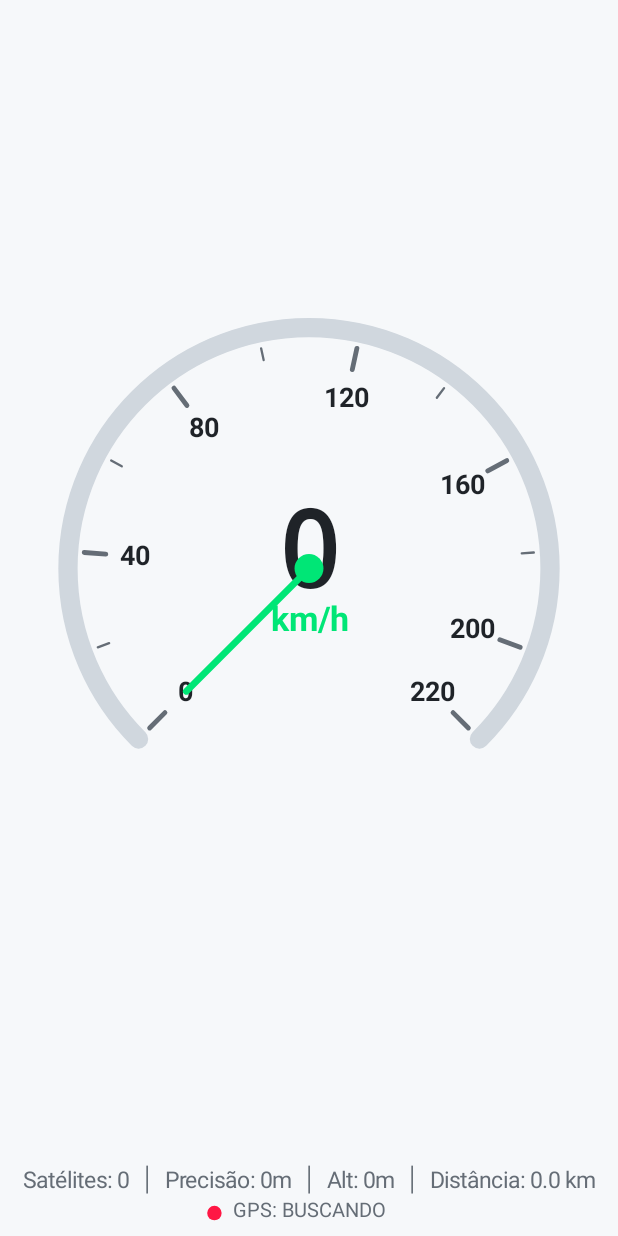
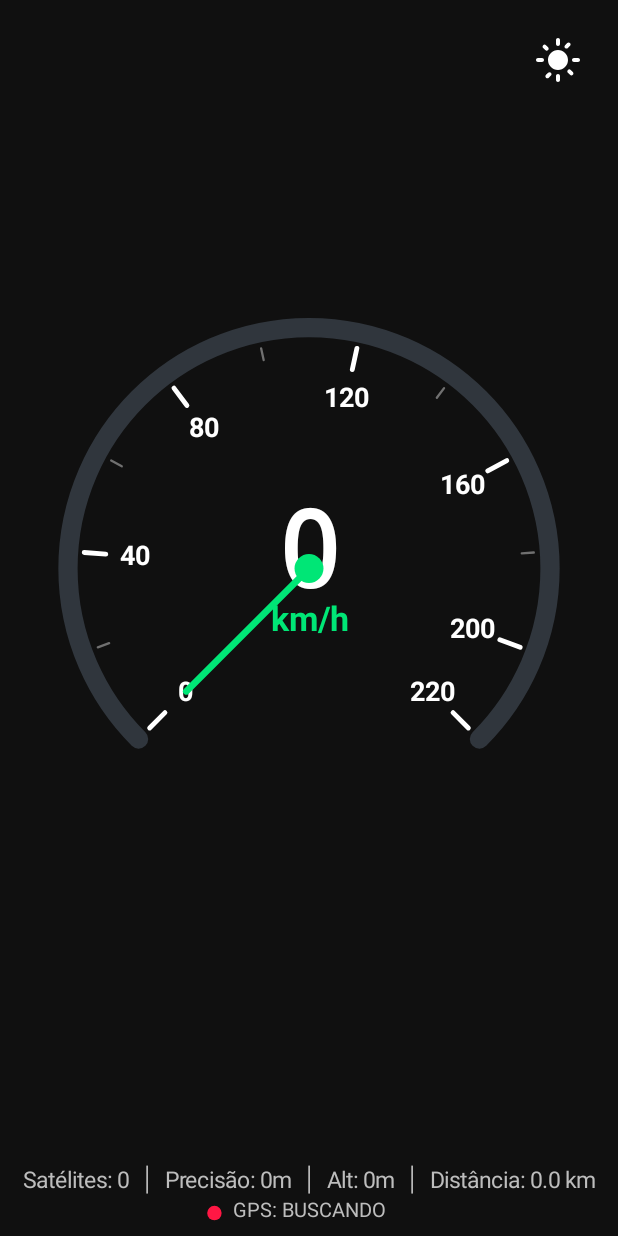
Before and after one commit to emiljanikowskiemil-star/velocimetro_android_Auto, an Android app: the screen it shows after launch (GpsSpeedometerActivity), after a tap on "VELOCÍMETRO GPS", on a phone screen of 412 x 824 dp. Run offline under Robolectric (Android 15) with nearby library versions, the phone set to English and light mode, and no system bars; our stand-ins replace Timber.

Commit message:
Addicionado temas claro e escuro, 12-08-2026 as 09:18

```diff
--- a/app/build.gradle
+++ b/app/build.gradle
@@ -49,6 +49,7 @@ dependencies {
     implementation 'com.google.android.material:material:1.11.0'
     implementation 'androidx.constraintlayout:constraintlayout:2.1.4'
     implementation 'androidx.preference:preference-ktx:1.2.1'
+    implementation 'androidx.datastore:datastore-preferences:1.0.0'
     implementation 'androidx.lifecycle:lifecycle-runtime-ktx:2.7.0'
     implementation 'androidx.lifecycle:lifecycle-viewmodel-ktx:2.7.0'
     implementation 'org.jetbrains.kotlinx:kotlinx-coroutines-android:1.7.3'
--- a/app/src/main/java/com/aatorque/speedometer/App.kt
+++ b/app/src/main/java/com/aatorque/speedometer/App.kt
@@ -4,6 +4,7 @@ import android.app.Application
 import android.app.NotificationChannel
 import android.app.NotificationManager
 import android.os.Build
+import com.aatorque.speedometer.theme.ThemeRepository
 import timber.log.Timber
 
 class App : Application() {
@@ -15,6 +16,7 @@ class App : Application() {
             Timber.plant(Timber.DebugTree())
         }
 
+        ThemeRepository.init(this)
         createNotificationChannels()
     }
 
--- a/app/src/main/java/com/aatorque/speedometer/androidauto/AutoSpeedometerActivity.kt
+++ b/app/src/main/java/com/aatorque/speedometer/androidauto/AutoSpeedometerActivity.kt
@@ -5,6 +5,10 @@ import android.os.Bundle
 import com.aatorque.speedometer.R
 import com.aatorque.speedometer.databinding.ActivityAutoSpeedometerBinding
 import com.aatorque.speedometer.gps.SpeedRepository
+import com.aatorque.speedometer.theme.DarkSpeedometerColors
+import com.aatorque.speedometer.theme.LightSpeedometerColors
+import com.aatorque.speedometer.theme.SpeedometerTheme
+import com.aatorque.speedometer.theme.ThemeRepository
 import com.google.android.apps.auto.sdk.CarActivity
 import kotlinx.coroutines.CoroutineScope
 import kotlinx.coroutines.Dispatchers
@@ -25,6 +29,12 @@ class AutoSpeedometerActivity : CarActivity() {
         setContentView(R.layout.activity_auto_speedometer)
         binding = ActivityAutoSpeedometerBinding.bind(findViewById(R.id.containerAutoSpeedometer))
 
+        ThemeRepository.init(applicationContext)
+
+        binding.btnThemeToggle.setOnClickListener {
+            ThemeRepository.toggleTheme(applicationContext)
+        }
+
         // Set Android Auto Status Bar Title
         try {
             carUiController.statusBarController.setTitle(getString(R.string.auto_app_name))
@@ -35,12 +45,30 @@ class AutoSpeedometerActivity : CarActivity() {
         setIgnoreConfigChanges(0xFFFF)
 
         observeSpeedState()
+        observeThemeState()
     }
 
     private fun observeSpeedState() {
         activityScope.launch {
             SpeedRepository.speedState.collectLatest { state ->
                 binding.autoSpeedometerView.updateState(state)
+            }
+        }
+    }
+
+    private fun observeThemeState() {
+        activityScope.launch {
+            ThemeRepository.themeState.collectLatest { theme ->
+                val colors = if (theme == SpeedometerTheme.DARK) DarkSpeedometerColors else LightSpeedometerColors
+                binding.containerAutoSpeedometer.setBackgroundColor(colors.background)
+                binding.autoSpeedometerView.setTheme(theme)
+
+                if (theme == SpeedometerTheme.DARK) {
+                    binding.btnThemeToggle.setImageResource(R.drawable.ic_light_mode)
+                } else {
+                    binding.btnThemeToggle.setImageResource(R.drawable.ic_dark_mode)
+                }
+                binding.btnThemeToggle.setColorFilter(colors.themeButtonIconColor)
             }
         }
     }
--- a/app/src/main/java/com/aatorque/speedometer/speedometer/GpsSpeedometerActivity.kt
+++ b/app/src/main/java/com/aatorque/speedometer/speedometer/GpsSpeedometerActivity.kt
@@ -4,8 +4,13 @@ import android.os.Bundle
 import android.view.WindowManager
 import androidx.appcompat.app.AppCompatActivity
 import androidx.lifecycle.lifecycleScope
+import com.aatorque.speedometer.R
 import com.aatorque.speedometer.databinding.ActivityGpsSpeedometerBinding
 import com.aatorque.speedometer.gps.SpeedRepository
+import com.aatorque.speedometer.theme.DarkSpeedometerColors
+import com.aatorque.speedometer.theme.LightSpeedometerColors
+import com.aatorque.speedometer.theme.SpeedometerTheme
+import com.aatorque.speedometer.theme.ThemeRepository
 import kotlinx.coroutines.flow.collectLatest
 import kotlinx.coroutines.launch
 import timber.log.Timber
@@ -21,7 +26,14 @@ class GpsSpeedometerActivity : AppCompatActivity() {
 
         Timber.tag("SpeedometerGPS").i("GpsSpeedometerActivity iniciada no smartphone")
 
+        ThemeRepository.init(applicationContext)
+
+        binding.btnThemeToggle.setOnClickListener {
+            ThemeRepository.toggleTheme(applicationContext)
+        }
+
         observeState()
+        observeTheme()
     }
 
     private fun observeState() {
@@ -37,4 +49,21 @@ class GpsSpeedometerActivity : AppCompatActivity() {
             }
         }
     }
+
+    private fun observeTheme() {
+        lifecycleScope.launch {
+            ThemeRepository.themeState.collectLatest { theme ->
+                val colors = if (theme == SpeedometerTheme.DARK) DarkSpeedometerColors else LightSpeedometerColors
+                binding.containerSpeedometer.setBackgroundColor(colors.background)
+                binding.speedometerView.setTheme(theme)
+
+                if (theme == SpeedometerTheme.DARK) {
+                    binding.btnThemeToggle.setImageResource(R.drawable.ic_light_mode)
+                } else {
+                    binding.btnThemeToggle.setImageResource(R.drawable.ic_dark_mode)
+                }
+                binding.btnThemeToggle.setColorFilter(colors.themeButtonIconColor)
+            }
+        }
+    }
 }
--- a/app/src/main/java/com/aatorque/speedometer/speedometer/SettingsActivity.kt
+++ b/app/src/main/java/com/aatorque/speedometer/speedometer/SettingsActivity.kt
@@ -67,8 +67,9 @@ class SettingsActivity : AppCompatActivity() {
                     SpeedRepository.updateSettings(smoothingLevel = smoothing)
                 }
                 "pref_theme" -> {
-                    val theme = sharedPreferences.getString(key, "AUTO") ?: "AUTO"
-                    SpeedRepository.updateSettings(themeMode = theme)
+                    val themeStr = sharedPreferences.getString(key, "DARK") ?: "DARK"
+                    val speedometerTheme = if (themeStr.equals("LIGHT", ignoreCase = true)) com.aatorque.speedometer.theme.SpeedometerTheme.LIGHT else com.aatorque.speedometer.theme.SpeedometerTheme.DARK
+                    com.aatorque.speedometer.theme.ThemeRepository.setTheme(requireContext().applicationContext, speedometerTheme)
                 }
                 "pref_unit" -> {
                     val unit = sharedPreferences.getString(key, "km/h") ?: "km/h"
--- a/app/src/main/java/com/aatorque/speedometer/speedometer/SpeedometerView.kt
+++ b/app/src/main/java/com/aatorque/speedometer/speedometer/SpeedometerView.kt
@@ -3,7 +3,6 @@ package com.aatorque.speedometer.speedometer
 import android.animation.ValueAnimator
 import android.content.Context
 import android.graphics.Canvas
-import android.graphics.Color
 import android.graphics.LinearGradient
 import android.graphics.Paint
 import android.graphics.Path
@@ -16,6 +15,10 @@ import android.view.animation.DecelerateInterpolator
 import androidx.core.content.ContextCompat
 import com.aatorque.speedometer.R
 import com.aatorque.speedometer.gps.SpeedState
+import com.aatorque.speedometer.theme.DarkSpeedometerColors
+import com.aatorque.speedometer.theme.LightSpeedometerColors
+import com.aatorque.speedometer.theme.SpeedometerColors
+import com.aatorque.speedometer.theme.SpeedometerTheme
 
 class SpeedometerView @JvmOverloads constructor(
     context: Context,
@@ -29,6 +32,10 @@ class SpeedometerView @JvmOverloads constructor(
     private var targetSpeed: Float = 0f
     private var currentAnimatedSpeed: Float = 0f
     private var speedAnimator: ValueAnimator? = null
+
+    // Current Theme & Colors
+    private var currentTheme: SpeedometerTheme = SpeedometerTheme.DARK
+    private var currentColors: SpeedometerColors = DarkSpeedometerColors
 
     // Paints
     private val trackPaint = Paint(Paint.ANTI_ALIAS_FLAG).apply {
@@ -83,6 +90,17 @@ class SpeedometerView @JvmOverloads constructor(
     // Theme state override: null = use system / state theme
     var isDarkModeOverride: Boolean? = null
 
+    fun setTheme(theme: SpeedometerTheme) {
+        this.currentTheme = theme
+        this.currentColors = if (theme == SpeedometerTheme.DARK) DarkSpeedometerColors else LightSpeedometerColors
+        invalidate()
+    }
+
+    fun setSpeedometerColors(colors: SpeedometerColors) {
+        this.currentColors = colors
+        invalidate()
+    }
+
     fun updateState(state: SpeedState) {
         this.speedState = state
         setSpeed(state.filteredSpeedKmh.toFloat())
@@ -108,22 +126,9 @@ class SpeedometerView @JvmOverloads constructor(
     override fun onDraw(canvas: Canvas) {
         super.onDraw(canvas)
 
-        val isDark = isDarkModeOverride ?: when (speedState.themeMode) {
-            "LIGHT" -> false
-            "DARK" -> true
-            else -> {
-                val nightModeFlags = resources.configuration.uiMode and android.content.res.Configuration.UI_MODE_NIGHT_MASK
-                nightModeFlags == android.content.res.Configuration.UI_MODE_NIGHT_YES
-            }
-        }
+        val colors = currentColors
 
-        // Apply theme colors
-        val bgColor = ContextCompat.getColor(context, if (isDark) R.color.bg_dark else R.color.bg_light)
-        val textPrimaryColor = ContextCompat.getColor(context, if (isDark) R.color.text_primary_dark else R.color.text_primary_light)
-        val textSecondaryColor = ContextCompat.getColor(context, if (isDark) R.color.text_secondary_dark else R.color.text_secondary_light)
-        val trackColor = ContextCompat.getColor(context, if (isDark) R.color.gauge_track_dark else R.color.gauge_track_light)
-
-        canvas.drawColor(bgColor)
+        canvas.drawColor(colors.background)
 
         val widthF = width.toFloat()
         val heightF = height.toFloat()
@@ -135,7 +140,7 @@ class SpeedometerView @JvmOverloads constructor(
 
         val strokeWidth = radius * 0.08f
         trackPaint.strokeWidth = strokeWidth
-        trackPaint.color = trackColor
+        trackPaint.color = colors.inactiveTrack
 
         progressArcPaint.strokeWidth = strokeWidth
 
@@ -144,9 +149,9 @@ class SpeedometerView @JvmOverloads constructor(
             centerX - radius, centerY + radius,
             centerX + radius, centerY - radius,
             intArrayOf(
-                ContextCompat.getColor(context, R.color.gauge_arc_start),
-                ContextCompat.getColor(context, R.color.gauge_arc_mid),
-                ContextCompat.getColor(context, R.color.gauge_arc_end)
+                colors.activeArcStart,
+                colors.activeArcMid,
+                colors.activeArcEnd
             ),
             floatArrayOf(0.0f, 0.6f, 1.0f),
             Shader.TileMode.CLAMP
@@ -174,10 +179,8 @@ class SpeedometerView @JvmOverloads constructor(
         val majorStep = 20
         val totalSteps = maxSpeed / majorStep
 
-        numberPaint.color = textPrimaryColor
+        numberPaint.color = colors.primaryText
         numberPaint.textSize = radius * 0.11f
-
-        tickPaint.color = textSecondaryColor
 
         for (i in 0..totalSteps) {
             val stepSpeed = i * majorStep
@@ -186,6 +189,8 @@ class SpeedometerView @JvmOverloads constructor(
             val angleRad = Math.toRadians(angleDeg.toDouble())
 
             val isMajor = stepSpeed % 40 == 0 || stepSpeed == maxSpeed || stepSpeed == 0
+
+            tickPaint.color = if (isMajor) colors.majorTick else colors.minorTick
 
             val outerRadius = radius - (strokeWidth / 2f) - 6f
             val innerRadius = outerRadius - if (isMajor) radius * 0.09f else radius * 0.05f
@@ -207,7 +212,7 @@ class SpeedometerView @JvmOverloads constructor(
         }
 
         // 4. Draw Center Digital Speed Readout (Highest Visual Importance)
-        digitalSpeedPaint.color = textPrimaryColor
+        digitalSpeedPaint.color = colors.primaryText
         digitalSpeedPaint.textSize = radius * 0.44f
 
         val displayVal = Math.round(currentAnimatedSpeed).toInt()
@@ -215,7 +220,7 @@ class SpeedometerView @JvmOverloads constructor(
         canvas.drawText(displayVal.toString(), centerX, digitalY, digitalSpeedPaint)
 
         // 5. Draw Unit ("km/h" or "mph") below Digital Speed
-        unitTextPaint.color = ContextCompat.getColor(context, R.color.primary)
+        unitTextPaint.color = colors.activeArcStart
         unitTextPaint.textSize = radius * 0.14f
         val unitY = digitalY + radius * 0.18f
         canvas.drawText(speedState.unit, centerX, unitY, unitTextPaint)
@@ -228,18 +233,18 @@ class SpeedometerView @JvmOverloads constructor(
         val tipX = (centerX + pointerLength * Math.cos(needleAngleRad)).toFloat()
         val tipY = (centerY + pointerLength * Math.sin(needleAngleRad)).toFloat()
 
-        pointerPaint.color = ContextCompat.getColor(context, R.color.primary)
+        pointerPaint.color = colors.activeArcStart
         pointerPaint.strokeWidth = strokeWidth * 0.35f
         pointerPaint.style = Paint.Style.STROKE
         pointerPaint.strokeCap = Paint.Cap.ROUND
         canvas.drawLine(centerX, centerY, tipX, tipY, pointerPaint)
 
         // Center Pivot Circle
-        pointerCenterPaint.color = ContextCompat.getColor(context, R.color.primary)
+        pointerCenterPaint.color = colors.activeArcStart
         canvas.drawCircle(centerX, centerY, radius * 0.06f, pointerCenterPaint)
 
         // 7. Draw Secondary Information Panel at Bottom (Discreet)
-        drawSecondaryPanel(canvas, centerX, heightF - radius * 0.20f, radius, textSecondaryColor)
+        drawSecondaryPanel(canvas, centerX, heightF - radius * 0.20f, radius, colors.secondaryText)
     }
 
     private fun drawSecondaryPanel(canvas: Canvas, centerX: Float, startY: Float, radius: Float, textColor: Int) {
--- /dev/null
+++ b/app/src/main/java/com/aatorque/speedometer/theme/SpeedometerTheme.kt
@@ -0,0 +1,47 @@
+package com.aatorque.speedometer.theme
+
+import android.graphics.Color
+
+enum class SpeedometerTheme {
+    LIGHT,
+    DARK
+}
+
+data class SpeedometerColors(
+    val background: Int,
+    val primaryText: Int,
+    val secondaryText: Int,
+    val majorTick: Int,
+    val minorTick: Int,
+    val activeArcStart: Int,
+    val activeArcMid: Int,
+    val activeArcEnd: Int,
+    val inactiveTrack: Int,
+    val themeButtonIconColor: Int
+)
+
+val DarkSpeedometerColors = SpeedometerColors(
+    background = Color.parseColor("#101010"),
+    primaryText = Color.parseColor("#FFFFFF"),
+    secondaryText = Color.parseColor("#BDBDBD"),
+    majorTick = Color.parseColor("#FFFFFF"),
+    minorTick = Color.parseColor("#707070"),
+    activeArcStart = Color.parseColor("#00E676"),
+    activeArcMid = Color.parseColor("#FFEA00"),
+    activeArcEnd = Color.parseColor("#FF1744"),
+    inactiveTrack = Color.parseColor("#30363D"),
+    themeButtonIconColor = Color.parseColor("#FFFFFF")
+)
+
+val LightSpeedometerColors = SpeedometerColors(
+    background = Color.parseColor("#F5F5F5"),
+    primaryText = Color.parseColor("#111111"),
+    secondaryText = Color.parseColor("#555555"),
+    majorTick = Color.parseColor("#202020"),
+    minorTick = Color.parseColor("#AAAAAA"),
+    activeArcStart = Color.parseColor("#00E676"),
+    activeArcMid = Color.parseColor("#FFEA00"),
+    activeArcEnd = Color.parseColor("#FF1744"),
+    inactiveTrack = Color.parseColor("#D0D7DE"),
+    themeButtonIconColor = Color.parseColor("#111111")
+)
--- /dev/null
+++ b/app/src/main/java/com/aatorque/speedometer/theme/ThemeRepository.kt
@@ -0,0 +1,74 @@
+package com.aatorque.speedometer.theme
+
+import android.content.Context
+import androidx.datastore.core.DataStore
+import androidx.datastore.preferences.core.Preferences
+import androidx.datastore.preferences.core.edit
+import androidx.datastore.preferences.core.stringPreferencesKey
+import androidx.datastore.preferences.preferencesDataStore
+import com.aatorque.speedometer.gps.SpeedRepository
+import kotlinx.coroutines.CoroutineScope
+import kotlinx.coroutines.Dispatchers
+import kotlinx.coroutines.flow.MutableStateFlow
+import kotlinx.coroutines.flow.StateFlow
+import kotlinx.coroutines.flow.asStateFlow
+import kotlinx.coroutines.flow.first
+import kotlinx.coroutines.flow.map
+import kotlinx.coroutines.launch
+import timber.log.Timber
+
+private val Context.themeDataStore: DataStore<Preferences> by preferencesDataStore(name = "theme_preferences")
+
+object ThemeRepository {
+
+    private val THEME_KEY = stringPreferencesKey("speedometer_theme_key")
+
+    private val _themeState = MutableStateFlow(SpeedometerTheme.DARK)
+    val themeState: StateFlow<SpeedometerTheme> = _themeState.asStateFlow()
+
+    private val repositoryScope = CoroutineScope(Dispatchers.IO)
+    private var isInitialized = false
+
+    fun init(context: Context) {
+        if (isInitialized) return
+        isInitialized = true
+        repositoryScope.launch {
+            try {
+                val savedThemeName = context.themeDataStore.data.map { preferences ->
+                    preferences[THEME_KEY] ?: SpeedometerTheme.DARK.name
+                }.first()
+
+                val theme = runCatching { SpeedometerTheme.valueOf(savedThemeName) }.getOrDefault(SpeedometerTheme.DARK)
+                _themeState.value = theme
+                SpeedRepository.updateSettings(themeMode = theme.name)
+                Timber.tag("SpeedometerTheme").i("Tema inicializado do DataStore: %s", theme)
+            } catch (e: Exception) {
+                Timber.tag("SpeedometerTheme").e(e, "Erro ao carregar tema do DataStore")
+            }
+        }
+    }
+
+    fun toggleTheme(context: Context) {
+        val nextTheme = if (_themeState.value == SpeedometerTheme.DARK) {
+            SpeedometerTheme.LIGHT
+        } else {
+            SpeedometerTheme.DARK
+        }
+        setTheme(context, nextTheme)
+    }
+
+    fun setTheme(context: Context, theme: SpeedometerTheme) {
+        _themeState.value = theme
+        SpeedRepository.updateSettings(themeMode = theme.name)
+        repositoryScope.launch {
+            try {
+                context.themeDataStore.edit { preferences ->
+                    preferences[THEME_KEY] = theme.name
+                }
+                Timber.tag("SpeedometerTheme").i("Tema salvo no DataStore: %s", theme.name)
+            } catch (e: Exception) {
+                Timber.tag("SpeedometerTheme").e(e, "Erro ao salvar tema no DataStore")
+            }
+        }
+    }
+}
--- /dev/null
+++ b/app/src/main/res/drawable/ic_dark_mode.xml
@@ -0,0 +1,10 @@
+<?xml version="1.0" encoding="utf-8"?>
+<vector xmlns:android="http://schemas.android.com/apk/res/android"
+    android:width="24dp"
+    android:height="24dp"
+    android:viewportWidth="24"
+    android:viewportHeight="24">
+    <path
+        android:fillColor="#FFFFFF"
+        android:pathData="M12.3,2c-0.43,0 -0.77,0.36 -0.73,0.79 0.44,4.72 -2.57,9 -7.31,10.23 -0.44,0.11 -0.68,0.57 -0.52,0.98 1.85,4.74 6.84,7.74 12.01,6.85 4.88,-0.84 8.7,-4.8 9.24,-9.71 0.52,-4.72 -2.36,-9.17 -6.93,-10.59 -0.19,-0.06 -0.39,-0.09 -0.58,-0.09 -0.4,0 -0.76,0.25 -0.9,0.64 -0.27,0.76 -0.99,1.3 -1.82,1.3 -1.1,0 -2,-0.9 -2,-2 0,-0.33 0.08,-0.64 0.22,-0.92 0.22,-0.43 0.04,-0.95 -0.39,-1.14 -0.22,-0.1 -0.47,-0.14 -0.71,-0.14z"/>
+</vector>
--- /dev/null
+++ b/app/src/main/res/drawable/ic_light_mode.xml
@@ -0,0 +1,10 @@
+<?xml version="1.0" encoding="utf-8"?>
+<vector xmlns:android="http://schemas.android.com/apk/res/android"
+    android:width="24dp"
+    android:height="24dp"
+    android:viewportWidth="24"
+    android:viewportHeight="24">
+    <path
+        android:fillColor="#FFFFFF"
+        android:pathData="M12,7c-2.76,0 -5,2.24 -5,5s2.24,5 5,5 5,-2.24 5,-5 -2.24,-5 -5,-5zM2,13h2c0.55,0 1,-0.45 1,-1s-0.45,-1 -1,-1L2,11c-0.55,0 -1,0.45 -1,1s0.45,1 1,1zM20,13h2c0.55,0 1,-0.45 1,-1s-0.45,-1 -1,-1h-2c-0.55,0 -1,0.45 -1,1s0.45,1 1,1zM11,2v2c0,0.55 0.45,1 1,1s1,-0.45 1,-1L13,2c0,-0.55 -0.45,-1 -1,-1s-1,0.45 -1,1zM11,20v2c0,0.55 0.45,1 1,1s1,-0.45 1,-1v-2c0,-0.55 -0.45,-1 -1,-1s-1,0.45 -1,1zM5.99,4.58c-0.39,-0.39 -1.03,-0.39 -1.41,0s-0.39,1.03 0,1.41l1.06,1.06c0.39,0.39 1.03,0.39 1.41,0s0.39,-1.03 0,-1.41L5.99,4.58zM18.36,16.95c-0.39,-0.39 -1.03,-0.39 -1.41,0s-0.39,1.03 0,1.41l1.06,1.06c0.39,0.39 1.03,0.39 1.41,0s0.39,-1.03 0,-1.41l-1.06,-1.06zM7.05,18.36l-1.06,1.06c-0.39,0.39 -0.39,1.03 0,1.41s1.03,0.39 1.41,0l1.06,-1.06c0.39,-0.39 0.39,-1.03 0,-1.41s-1.02,-0.39 -1.41,0zM16.95,5.99l1.06,-1.06c0.39,-0.39 0.39,-1.03 0,-1.41s-1.03,-0.39 -1.41,0l-1.06,1.06c-0.39,0.39 -0.39,1.03 0,1.41s1.03,0.39 1.41,0z"/>
+</vector>
--- a/app/src/main/res/layout/activity_auto_speedometer.xml
+++ b/app/src/main/res/layout/activity_auto_speedometer.xml
@@ -10,4 +10,17 @@
         android:layout_width="match_parent"
         android:layout_height="match_parent" />
 
+    <ImageButton
+        android:id="@+id/btnThemeToggle"
+        android:layout_width="48dp"
+        android:layout_height="48dp"
+        android:layout_gravity="top|end"
+        android:layout_marginTop="16dp"
+        android:layout_marginEnd="16dp"
+        android:background="?attr/selectableItemBackgroundBorderless"
+        android:padding="8dp"
+        android:scaleType="fitCenter"
+        android:contentDescription="Alternar Tema"
+        android:src="@drawable/ic_light_mode" />
+
 </FrameLayout>
--- a/app/src/main/res/layout/activity_gps_speedometer.xml
+++ b/app/src/main/res/layout/activity_gps_speedometer.xml
@@ -10,4 +10,17 @@
         android:layout_width="match_parent"
         android:layout_height="match_parent" />
 
+    <ImageButton
+        android:id="@+id/btnThemeToggle"
+        android:layout_width="48dp"
+        android:layout_height="48dp"
+        android:layout_gravity="top|end"
+        android:layout_marginTop="16dp"
+        android:layout_marginEnd="16dp"
+        android:background="?attr/selectableItemBackgroundBorderless"
+        android:padding="8dp"
+        android:scaleType="fitCenter"
+        android:contentDescription="Alternar Tema"
+        android:src="@drawable/ic_light_mode" />
+
 </FrameLayout>
```
